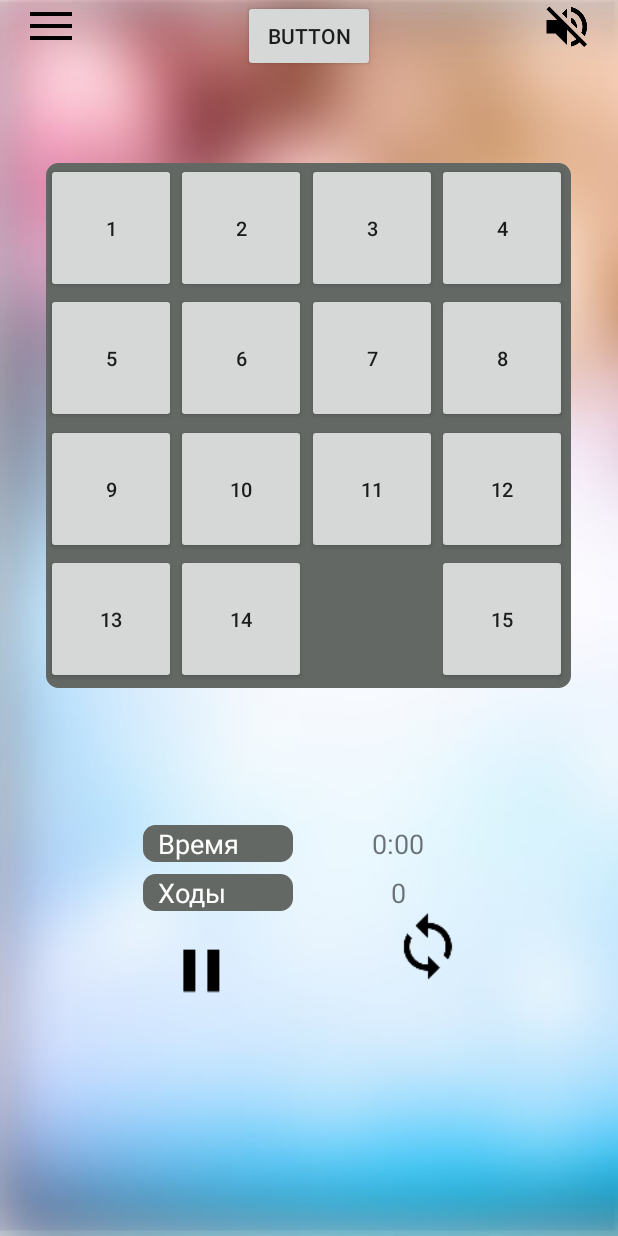
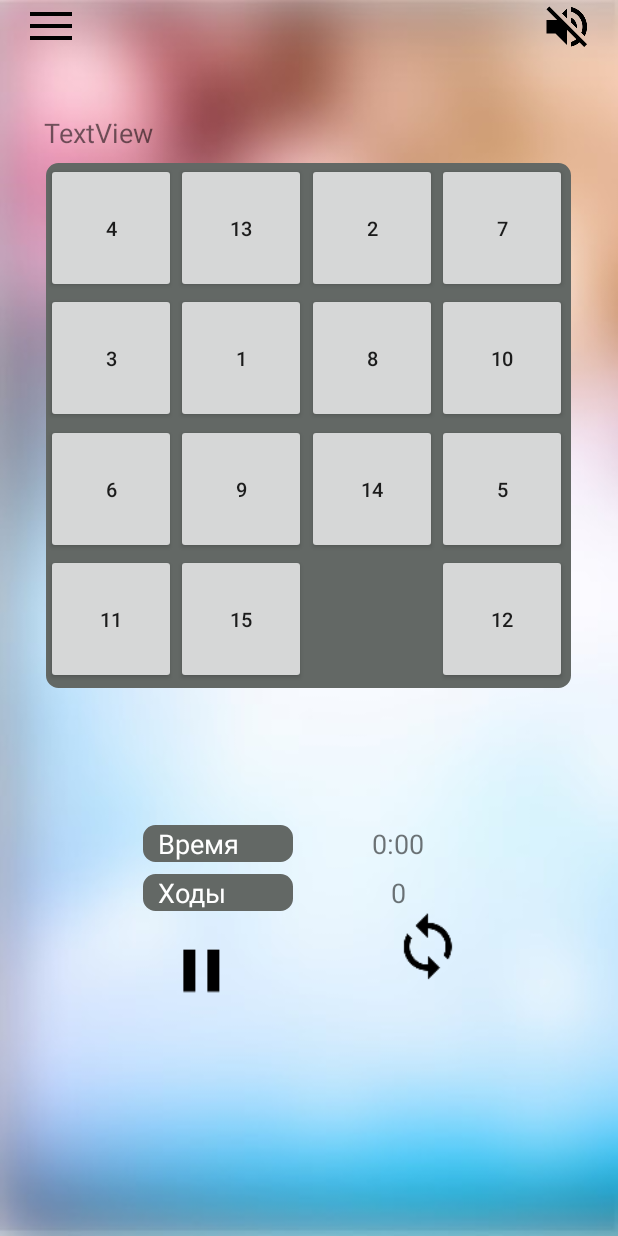
Before and after one commit to Crow20/Test2, an Android app: the GameActivity screen opened directly, with no data from a screen before it, on a phone screen of 412 x 824 dp. Run offline under Robolectric (Android 15) with nearby library versions, the phone set to English and light mode, and no system bars.

Commit message:
no message

```diff
--- a/XV/app/build.gradle
+++ b/XV/app/build.gradle
@@ -26,5 +26,6 @@ dependencies {
     })
     compile 'com.android.support:appcompat-v7:25.3.1'
     compile 'com.android.support.constraint:constraint-layout:1.0.2'
+    compile 'com.j256.ormlite:ormlite-android:4.48'
     testCompile 'junit:junit:4.12'
 }
--- a/XV/app/src/main/AndroidManifest.xml
+++ b/XV/app/src/main/AndroidManifest.xml
@@ -1,6 +1,9 @@
 <?xml version="1.0" encoding="utf-8"?>
 <manifest xmlns:android="http://schemas.android.com/apk/res/android"
     package="com.sike.xv">
+
+    <uses-permission android:name="android.permission.WRITE_EXTERNAL_STORAGE"/>
+    <uses-permission android:name="android.permission.READ_EXTERNAL_STORAGE"/>
 
     <application
         android:allowBackup="true"
--- a/XV/app/src/main/java/com/sike/xv/App.java
+++ b/XV/app/src/main/java/com/sike/xv/App.java
@@ -9,10 +9,8 @@ import android.app.Activity;
 public class App {
 
     public static Activity gameActivity;
-    public static Activity mainActivity;
 
     public static void close(){
         if(App.gameActivity != null) App.gameActivity.finish();
-        if(App.gameActivity != null) App.mainActivity.finish();
     }
 }
--- a/XV/app/src/main/java/com/sike/xv/GameActivity.java
+++ b/XV/app/src/main/java/com/sike/xv/GameActivity.java
@@ -43,6 +43,7 @@ public class GameActivity extends AppCompatActivity implements View.OnClickListe
     Toolbar toolbar;
     TextView steps;
     TextView time;
+    TextView best_time;
     ImageView pausePic;
     Button menuGame;
     Button pause;
@@ -82,7 +83,7 @@ public class GameActivity extends AppCompatActivity implements View.OnClickListe
         pause = (Button) findViewById(R.id.pause);
         pausePic = (ImageView) findViewById(R.id.pausePic);
         start = (Button) findViewById(R.id.start);
-        button = (Button) findViewById(R.id.button);
+        best_time = (TextView) findViewById(R.id.best_time);
         absoluteLayout = (AbsoluteLayout) findViewById(R.id.absoluteLayout);
 
         toolbar = (Toolbar) findViewById(R.id.toolbar_game);
@@ -90,21 +91,12 @@ public class GameActivity extends AppCompatActivity implements View.OnClickListe
         getSupportActionBar().setDisplayShowTitleEnabled(false);
 
         manager = new GameManager();
-        plates = manager.setTestFields(this, manager.getPlatesNum());
+        manager.createDB(this);
+        //plates = manager.setTestFields(this, manager.getPlatesNum());
         adb = new AlertDialog.Builder(this);
-        //plates = manager.setFields(this, manager.getPlatesNum());
-        manager.createDB(this);
+        plates = manager.setFields(this, manager.getPlatesNum());
         //manager.saveGameState(plates);
         //manager.setGame(true);
-
-        button.setOnClickListener(new View.OnClickListener() {
-            @Override
-            public void onClick(View v) {
-                recreate();
-            }
-        });
-
-
         addButtons();
         handler = new Handler();
        // adapter.dataBase();
@@ -156,6 +148,10 @@ public class GameActivity extends AppCompatActivity implements View.OnClickListe
             //onCreateDialog(1);
             showDialog(DIALOG_EXIT);
         }
+//        manager.getDb().executeQueryRequest(getBaseContext().openOrCreateDatabase("StatReader.db", MODE_PRIVATE, null),"CREATE TABLE cache(first INTEGER PRIMARY KEY, two INTEGER, three INTEGER, four INTEGER )");
+        //manager.getDb().executeQueryRequest(getBaseContext().openOrCreateDatabase("StatReader.db", MODE_PRIVATE, null), "DROP TABLE cache");
+        manager.getDb().executeQueryRequest(getBaseContext().openOrCreateDatabase("StatReader.db", MODE_PRIVATE, null),"CREATE TABLE IF NOT EXISTS cache(first INTEGER, two INTEGER, three INTEGER, four INTEGER )");
+
     }
 
     public void onButtonsClick(View v){
@@ -222,7 +218,7 @@ public class GameActivity extends AppCompatActivity implements View.OnClickListe
         public void onClick(DialogInterface dialog, int which) {
             switch (which) {
                 case Dialog.BUTTON_NEUTRAL:
-                    absoluteLayout.setOnClickListener(null);
+                    //absoluteLayout.setOnClickListener(null);
                     break;
             }
         }
--- a/XV/app/src/main/java/com/sike/xv/SettingsActivity.java
+++ b/XV/app/src/main/java/com/sike/xv/SettingsActivity.java
@@ -29,7 +29,8 @@ public class SettingsActivity extends AppCompatActivity {
         menuSet = (Button) findViewById(R.id.menu_settings);
         final Intent intent = new Intent(this, MainActivity.class);
         db = new StatReaderDbHelper(this);
-        db.addNewTable(getBaseContext().openOrCreateDatabase("StatReader.db", MODE_PRIVATE, null), "settings");
+        db.executeQueryRequest(getBaseContext().openOrCreateDatabase("StatReader.db", MODE_PRIVATE, null), "CREATE TABLE IF NOT EXISTS settings ( id TEXT PRIMARY KEY, number INTEGER, level INTEGER)");
+        //db.addEntryToTable(getBaseContext().openOrCreateDatabase("StatReader.db", MODE_PRIVATE, null), "INSERT INTO settings VALUES" +"("+"'"+"1"+"', "+"1, 100)");
         menuSet.setOnClickListener(new View.OnClickListener() {
             @Override
             public void onClick(View v) {
--- a/XV/app/src/main/java/com/sike/xv/manager/GameManager.java
+++ b/XV/app/src/main/java/com/sike/xv/manager/GameManager.java
@@ -1,6 +1,7 @@
 package com.sike.xv.manager;
 
 import android.animation.ObjectAnimator;
+import android.content.ContentValues;
 import android.content.Context;
 import android.util.Log;
 import android.view.View;
@@ -23,6 +24,7 @@ public class GameManager {
     protected int[] coorX = {ColumnEnum.FIRST_COLUMN.getValue(), ColumnEnum.SECOND_COLUMN.getValue(), ColumnEnum.THIRD_COLUMN.getValue(), ColumnEnum.FOURTH_COLUMN.getValue()};
     protected int[] coorY = {RowEnum.FIRST_ROW.getValue(), RowEnum.SECOND_ROW.getValue(), RowEnum.THIRD_ROW.getValue(), RowEnum.FOURTH_ROW.getValue()};
     private boolean isGame = false;
+    private boolean cached = true;
     protected int [][] arrPlates = new int[4][4];
     private static int [][] defPlates = {{1, 1, 1, 1}, {1, 1, 1, 1}, {1, 1, 1, 1}, {1, 1, 1, 0}};
     int [][] platesNum = {{1, 2, 3, 4}, {5, 6, 7, 8}, {9, 10, 11, 12}, {13, 14, 0, 15}};
@@ -68,6 +70,18 @@ public class GameManager {
                 arrPlates[i][j] = plates[i][j].getNumber();
             }
         }
+
+        for(int i = 0; i < 4 && cached; i++){
+            ContentValues values = new ContentValues();
+            values.put("first", arrPlates[i][0]);
+            values.put("two", arrPlates[i][1]);
+            values.put("three", arrPlates[i][2]);
+            values.put("four", arrPlates[i][3]);
+            db.getWritableDatabase().insert("cache", null, values);
+            db.getWritableDatabase().close();
+
+        }
+        this.cached = false;
         return plates;
     }
 
--- a/XV/app/src/main/res/layout/activity_game.xml
+++ b/XV/app/src/main/res/layout/activity_game.xml
@@ -195,13 +195,21 @@
 
     </AbsoluteLayout>
 
-    <Button
-        android:id="@+id/button"
+    <TextView
+        android:id="@+id/best_time"
         android:layout_width="wrap_content"
         android:layout_height="wrap_content"
-        android:text="Button"
+        android:layout_marginBottom="8dp"
+        android:layout_marginLeft="8dp"
+        android:layout_marginRight="8dp"
+        android:layout_marginTop="0dp"
+        android:text="TextView"
+        android:textSize="18sp"
+        app:layout_constraintBottom_toTopOf="@+id/absoluteLayout"
+        app:layout_constraintHorizontal_bias="0.065"
         app:layout_constraintLeft_toLeftOf="parent"
         app:layout_constraintRight_toRightOf="parent"
-        tools:layout_editor_absoluteY="0dp" />
+        app:layout_constraintTop_toBottomOf="@+id/toolbar_game"
+        app:layout_constraintVertical_bias="1.0" />
 
 </android.support.constraint.ConstraintLayout>
--- a/XV/app/src/main/res/layout/item.xml
+++ b/XV/app/src/main/res/layout/item.xml
@@ -12,9 +12,7 @@
         android:id="@+id/col1"
         android:layout_width="wrap_content"
         android:layout_height="wrap_content"
-        android:layout_marginLeft="0dp"
-        android:layout_marginRight="15dp"
-        android:layout_marginTop="0dp"
+        android:layout_marginRight="20dp"
         android:text="TextView"
         android:textSize="18sp"
         app:layout_constraintHorizontal_bias="0.0"
@@ -28,7 +26,6 @@
         android:layout_width="wrap_content"
         android:layout_height="wrap_content"
         android:layout_marginRight="15dp"
-        android:layout_marginTop="0dp"
         android:text="TextView"
         android:textSize="18sp"
         app:layout_constraintLeft_toRightOf="@+id/col1"
```
Also changed, not shown: XV/app/src/main/java/com/sike/xv/MainActivity.java (+19 -3 lines), XV/app/src/main/java/com/sike/xv/StatActivity.java (+7 -12 lines), XV/app/src/main/java/com/sike/xv/database/CacheEntry.java (added, +8 -0 lines), XV/app/src/main/java/com/sike/xv/database/DataBaseAdapter.java (+20 -3 lines), XV/app/src/main/java/com/sike/xv/database/SettingsEntry.java (added, +51 -0 lines), XV/app/src/main/java/com/sike/xv/database/StatReaderDbHelper.java (+4 -12 lines).
